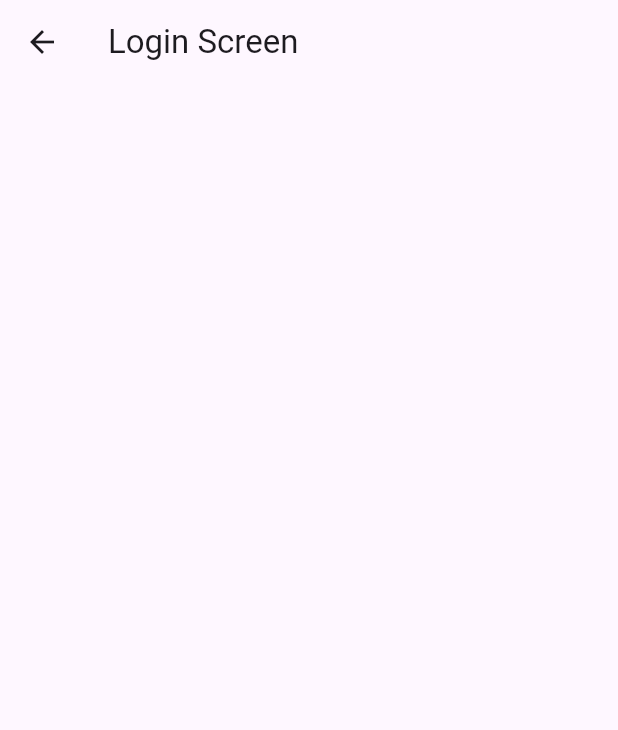
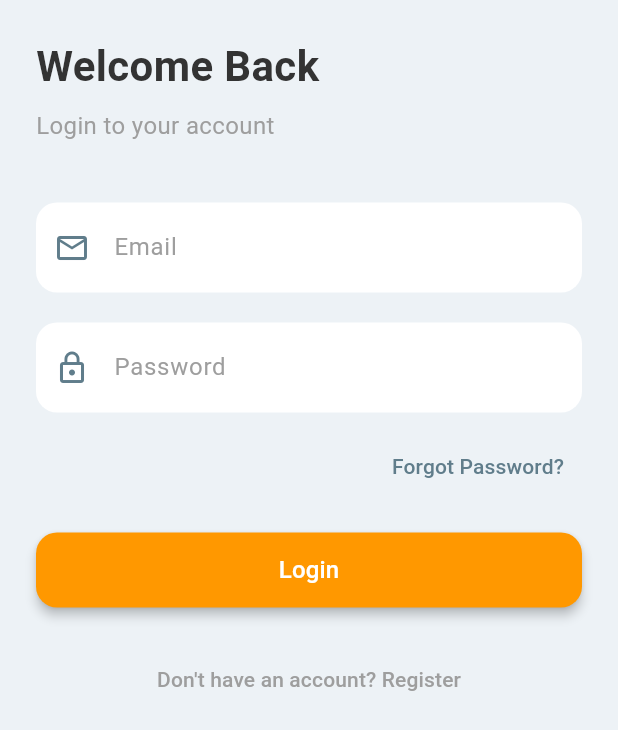
Before and after one commit to kajumac07/journey-junction-web-and-app-2025, a Flutter app: the LoginScreen screen opened directly, on a phone screen of 412 x 824 dp. Shown: the top 730 px of the screen. Run offline on Flutter 3.47's test engine with Material 3 defaults, Android fonts, the phone set to English and light mode, and no system bars; our stand-ins replace cached_network_image, flutter_screenutil, get, google_fonts, lottie, shimmer and 1 more; network calls fail.

Commit message:
feat: Refactor Login and Register screens to use StatefulWidget; enhance UI elements and navigation

```diff
--- a/jj_app/lib/app/core/constants/constdata.dart
+++ b/jj_app/lib/app/core/constants/constdata.dart
@@ -5,6 +5,7 @@ String googleApiKey = '';
 
 const kPrimary = Color(0xff4caf50);
 const kSecondary = Color(0xffff9800);
+// const kSecondary = Color(0xFF5568FE);
 const kSplashBackground = Color(0xffFFEBF3);
 const kHoverColor = Color(0xffFFC9A7);
 const kPrimaryLight = Color(0xFF40F3EA);
--- a/jj_app/lib/app/presentation/auth/login/login_screen.dart
+++ b/jj_app/lib/app/presentation/auth/login/login_screen.dart
@@ -1,10 +1,142 @@
 import 'package:flutter/material.dart';
+import 'package:get/get.dart';
+import 'package:get/get_core/src/get_main.dart';
+import 'package:jj_app/app/core/constants/constdata.dart';
+import 'package:jj_app/app/presentation/auth/register/register_screen.dart';
+import 'package:jj_app/app/presentation/entry/entry_screen.dart';
 
-class LoginScreen extends StatelessWidget {
+class LoginScreen extends StatefulWidget {
   const LoginScreen({super.key});
 
   @override
+  State<LoginScreen> createState() => _LoginScreenState();
+}
+
+class _LoginScreenState extends State<LoginScreen> {
+  final TextEditingController emailController = TextEditingController();
+
+  final TextEditingController passwordController = TextEditingController();
+
+  @override
   Widget build(BuildContext context) {
-    return Scaffold(appBar: AppBar(title: Text("Login Screen")));
+    return Scaffold(
+      backgroundColor: const Color(0xFFEDF2F6),
+      body: SafeArea(
+        child: SingleChildScrollView(
+          padding: const EdgeInsets.symmetric(horizontal: 24, vertical: 24),
+          child: Column(
+            crossAxisAlignment: CrossAxisAlignment.start,
+            children: [
+              const Text(
+                "Welcome Back",
+                style: TextStyle(
+                  fontSize: 28,
+                  fontWeight: FontWeight.bold,
+                  color: Color(0xFF333333),
+                ),
+              ),
+              const SizedBox(height: 8),
+              const Text(
+                "Login to your account",
+                style: TextStyle(fontSize: 16, color: Colors.grey),
+              ),
+              const SizedBox(height: 40),
+
+              _buildTextField(
+                controller: emailController,
+                label: "Email",
+                icon: Icons.email_outlined,
+              ),
+              const SizedBox(height: 20),
+
+              _buildTextField(
+                controller: passwordController,
+                label: "Password",
+                icon: Icons.lock_outline,
+                isPassword: true,
+              ),
+              const SizedBox(height: 12),
+
+              Align(
+                alignment: Alignment.centerRight,
+                child: TextButton(
+                  onPressed: () {
+                    // Add forgot password logic
+                  },
+                  child: const Text(
+                    "Forgot Password?",
+                    style: TextStyle(color: Colors.blueGrey),
+                  ),
+                ),
+              ),
+              const SizedBox(height: 20),
+
+              ElevatedButton(
+                onPressed: () {
+                  // Add login logic
+                  Get.offAll(() => EntryScreen());
+                },
+                style: ElevatedButton.styleFrom(
+                  backgroundColor: kSecondary,
+                  minimumSize: const Size.fromHeight(50),
+                  shape: RoundedRectangleBorder(
+                    borderRadius: BorderRadius.circular(14),
+                  ),
+                  elevation: 3,
+                ),
+                child: const Text(
+                  "Login",
+                  style: TextStyle(fontSize: 16, color: Colors.white),
+                ),
+              ),
+              const SizedBox(height: 24),
+
+              Center(
+                child: TextButton(
+                  onPressed: () {
+                    // Navigate to Register screen
+                    Navigator.push(
+                      context,
+                      MaterialPageRoute(builder: (context) => RegisterScreen()),
+                    );
+                  },
+                  child: const Text(
+                    "Don't have an account? Register",
+                    style: TextStyle(color: Colors.grey),
+                  ),
+                ),
+              ),
+            ],
+          ),
+        ),
+      ),
+    );
+  }
+
+  Widget _buildTextField({
+    required TextEditingController controller,
+    required String label,
+    required IconData icon,
+    bool isPassword = false,
+  }) {
+    return TextField(
+      controller: controller,
+      obscureText: isPassword,
+      decoration: InputDecoration(
+        prefixIcon: Icon(icon, color: Colors.blueGrey),
+        labelText: label,
+        labelStyle: const TextStyle(color: Colors.grey),
+        filled: true,
+        fillColor: Colors.white,
+        contentPadding: const EdgeInsets.symmetric(
+          vertical: 18,
+          horizontal: 20,
+        ),
+        border: OutlineInputBorder(
+          borderRadius: BorderRadius.circular(14),
+          borderSide: BorderSide.none,
+        ),
+      ),
+    );
   }
 }
--- a/jj_app/lib/app/presentation/auth/register/register_screen.dart
+++ b/jj_app/lib/app/presentation/auth/register/register_screen.dart
@@ -1,13 +1,26 @@
 import 'package:flutter/material.dart';
+import 'package:get/get.dart';
+import 'package:jj_app/app/core/constants/constdata.dart';
+import 'package:jj_app/app/presentation/auth/login/login_screen.dart';
 
-class RegisterScreen extends StatelessWidget {
-  RegisterScreen({super.key});
+class RegisterScreen extends StatefulWidget {
+  const RegisterScreen({super.key});
 
+  @override
+  State<RegisterScreen> createState() => _RegisterScreenState();
+}
+
+class _RegisterScreenState extends State<RegisterScreen> {
   final TextEditingController nameController = TextEditingController();
+
   final TextEditingController usernameController = TextEditingController();
+
   final TextEditingController bioController = TextEditingController();
+
   final TextEditingController addressController = TextEditingController();
+
   final TextEditingController emailController = TextEditingController();
+
   final TextEditingController passwordController = TextEditingController();
 
   @override
@@ -80,10 +93,10 @@ class RegisterScreen extends StatelessWidget {
 
               ElevatedButton(
                 onPressed: () {
-                  // Handle registration logic here
+                  // Handle registration logic
                 },
                 style: ElevatedButton.styleFrom(
-                  backgroundColor: const Color(0xFF5568FE),
+                  backgroundColor: kPrimary,
                   minimumSize: const Size.fromHeight(50),
                   shape: RoundedRectangleBorder(
                     borderRadius: BorderRadius.circular(14),
@@ -100,11 +113,11 @@ class RegisterScreen extends StatelessWidget {
               Center(
                 child: TextButton(
                   onPressed: () {
-                    Navigator.pop(context);
+                    Get.to(() => LoginScreen());
                   },
                   child: const Text(
                     "Already have an account? Log in",
-                    style: TextStyle(color: Colors.grey),
+                    style: TextStyle(color: kSecondary),
                   ),
                 ),
               ),
--- a/jj_app/lib/app/presentation/onBoarding/on_boarding_screen.dart
+++ b/jj_app/lib/app/presentation/onBoarding/on_boarding_screen.dart
@@ -4,7 +4,6 @@ import 'package:get/get.dart';
 import 'package:jj_app/app/core/constants/constdata.dart';
 import 'package:jj_app/app/core/utils/app_styles.dart';
 import 'package:jj_app/app/presentation/auth/register/register_screen.dart';
-import 'package:jj_app/app/presentation/entry/entry_screen.dart';
 import 'package:lottie/lottie.dart';
 import 'package:smooth_page_indicator/smooth_page_indicator.dart';
 
```
